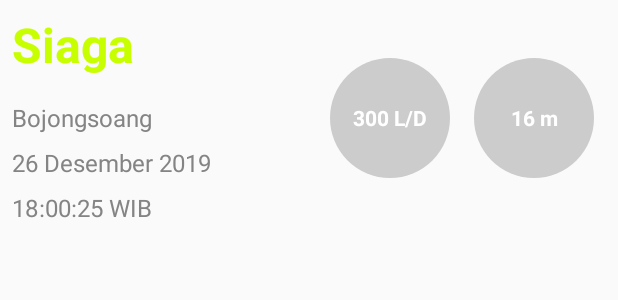
After one commit to asengsaragih/FloodMonitoringAndroid, an Android app: the layout list_item_history.xml on its own in the app's theme, with its tools: preview values and no code run, on a phone screen of 412 x 824 dp. The commit adds this screen. Shown: the top 300 px of the screen. Run offline under Robolectric (Android 15) with nearby library versions, the phone set to English and light mode, and no system bars.

Commit message:
history activity

```diff
--- /dev/null
+++ b/app/src/main/res/layout/list_item_history.xml
@@ -0,0 +1,92 @@
+<?xml version="1.0" encoding="utf-8"?>
+<androidx.constraintlayout.widget.ConstraintLayout xmlns:android="http://schemas.android.com/apk/res/android"
+    xmlns:app="http://schemas.android.com/apk/res-auto"
+    xmlns:tools="http://schemas.android.com/tools"
+    android:layout_width="match_parent"
+    android:layout_height="wrap_content">
+
+    <TextView
+        android:id="@+id/textView_history_time"
+        android:layout_width="wrap_content"
+        android:layout_height="wrap_content"
+        android:layout_marginStart="8dp"
+        android:layout_marginTop="8dp"
+        android:layout_marginBottom="8dp"
+        app:layout_constraintBottom_toBottomOf="parent"
+        app:layout_constraintStart_toStartOf="parent"
+        app:layout_constraintTop_toBottomOf="@+id/textView_history_date"
+        android:textColor="@color/colorGrey"
+        android:textSize="16sp"
+        tools:text="18:00:25 WIB" />
+
+    <TextView
+        android:id="@+id/textView_history_category"
+        android:layout_width="wrap_content"
+        android:layout_height="wrap_content"
+        android:layout_marginStart="8dp"
+        android:layout_marginTop="8dp"
+        app:layout_constraintStart_toStartOf="parent"
+        app:layout_constraintTop_toTopOf="parent"
+        android:textColor="@color/colorYellow"
+        android:textSize="32sp"
+        android:textStyle="bold"
+        tools:text="@string/category_standby" />
+
+    <TextView
+        android:id="@+id/textView_history_location"
+        android:layout_width="wrap_content"
+        android:layout_height="wrap_content"
+        android:layout_marginStart="8dp"
+        android:layout_marginTop="16dp"
+        app:layout_constraintStart_toStartOf="parent"
+        app:layout_constraintTop_toBottomOf="@+id/textView_history_category"
+        android:textColor="@color/colorGrey"
+        android:textSize="16sp"
+        tools:text="Bojongsoang" />
+
+    <TextView
+        android:id="@+id/textView_history_date"
+        android:layout_width="wrap_content"
+        android:layout_height="wrap_content"
+        android:layout_marginStart="8dp"
+        android:layout_marginTop="8dp"
+        app:layout_constraintStart_toStartOf="parent"
+        app:layout_constraintTop_toBottomOf="@+id/textView_history_location"
+        android:textColor="@color/colorGrey"
+        android:textSize="16sp"
+        tools:text="26 Desember 2019" />
+
+    <TextView
+        android:id="@+id/textView_history_debit"
+        android:layout_width="wrap_content"
+        android:layout_height="wrap_content"
+        android:layout_marginTop="16dp"
+        android:layout_marginEnd="16dp"
+        android:layout_marginBottom="16dp"
+        app:layout_constraintBottom_toBottomOf="parent"
+        app:layout_constraintEnd_toStartOf="@+id/textView_history_level"
+        app:layout_constraintTop_toTopOf="parent"
+        android:background="@drawable/circle_gray"
+        android:gravity="center"
+        android:textColor="@android:color/white"
+        android:textSize="14sp"
+        android:textStyle="bold"
+        tools:text="300 L/D" />
+
+    <TextView
+        android:id="@+id/textView_history_level"
+        android:layout_width="wrap_content"
+        android:layout_height="wrap_content"
+        android:layout_marginTop="16dp"
+        android:layout_marginEnd="16dp"
+        android:layout_marginBottom="16dp"
+        android:background="@drawable/circle_gray"
+        android:gravity="center"
+        android:textColor="@android:color/white"
+        android:textSize="14sp"
+        android:textStyle="bold"
+        app:layout_constraintBottom_toBottomOf="parent"
+        app:layout_constraintEnd_toEndOf="parent"
+        app:layout_constraintTop_toTopOf="parent"
+        tools:text="16 m" />
+</androidx.constraintlayout.widget.ConstraintLayout>
--- a/app/src/main/res/values/strings.xml
+++ b/app/src/main/res/values/strings.xml
@@ -10,4 +10,5 @@
     <string name="category_danger">Berbahaya</string>
 
     <string name="example_debit">300.03\nLiter/Detik</string>
+    <string name="empty_view">Data Kosong</string>
 </resources>
```
Also changed, not shown: app/src/main/java/com/kopisenja/floodmonitoring/activity/HistoryActivity.java (+96 -0 lines), app/src/main/java/com/kopisenja/floodmonitoring/activity/IndexActivity.java (+18 -11 lines), app/src/main/java/com/kopisenja/floodmonitoring/adapter/HistoryAdapter.java (added, +142 -0 lines), app/src/main/res/layout/activity_history.xml (+8 -0 lines).
